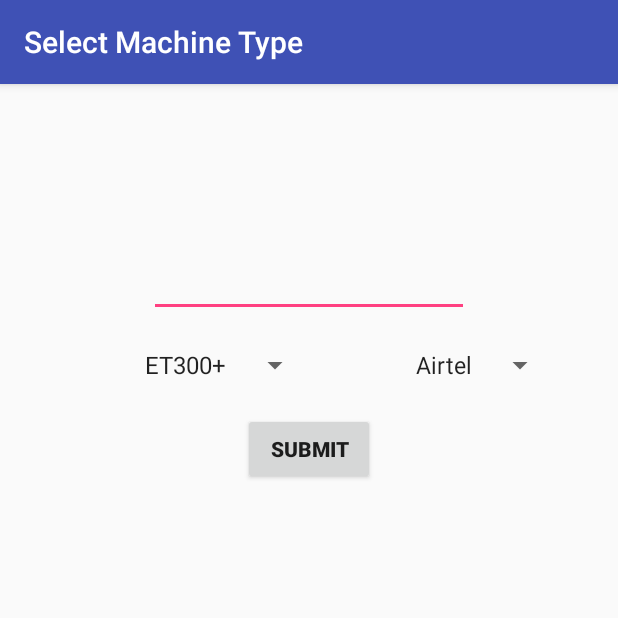
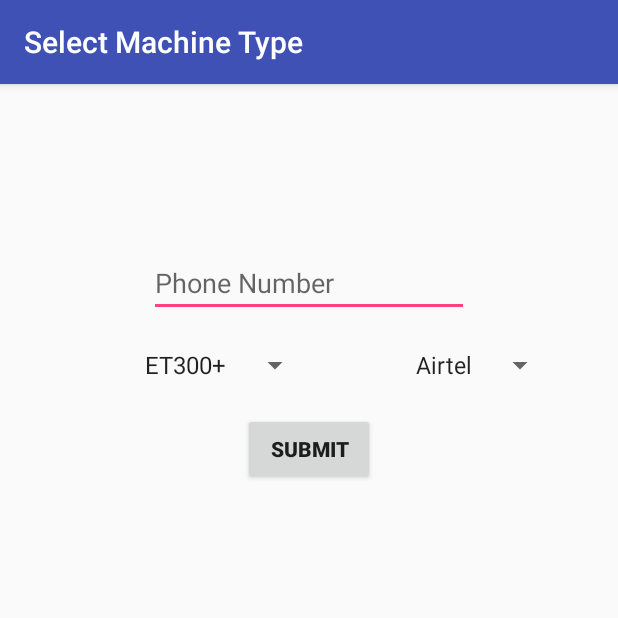
Before and after one commit to prateekgupta22195/configurator, an Android app: the EnterDeviceInfo screen opened directly, with no data from a screen before it, on a phone screen of 412 x 824 dp, the top half of it. Run offline under Robolectric (Android 15) with nearby library versions, the phone set to English and light mode, and no system bars; our stand-ins replace ButterKnife.

Commit message:
Added following devices:

```diff
--- a/app/src/main/java/com/loconav/configurator/MessagesList.java
+++ b/app/src/main/java/com/loconav/configurator/MessagesList.java
@@ -17,6 +17,8 @@ import java.util.Map;
 
 public class MessagesList {
     private String simType = "Airtel";
+    private String password = "6666";
+
     public List<String> simList = new ArrayList<String>(){{
         add("Airtel");
         add("Vodafone");
@@ -61,8 +63,12 @@ public class MessagesList {
         add("Zenda ZDVT2");
         add("Ruptela");
         add("Time Watch");
+        add("GT02 Password");
+        add("WeTrack Password");
+        add("WeTrack Bike");
+        add("GT02");
+        add("G200 Portable");
     }};
-
 
 
 
@@ -86,7 +92,112 @@ public class MessagesList {
     private Map<Integer, String> zendaMessages;
     private Map<Integer, String> ruptelaMessages;
     private Map<Integer, String> timeWatchMessages;
+    private Map<Integer, String> GT02PasswordMessages;
+    private Map<Integer, String> WeTrackPasswordMessages;
+    private Map<Integer, String> WeTrackBikeMessages;
+    private Map<Integer, String> GT02Messages;
+    private Map<Integer, String> G200PortableMessages;
 
+
+
+
+
+    public Map<Integer, String> getGT02Messages() {
+        return GT02Messages;
+    }
+
+    public void setGT02Messages() {
+        Map<Integer, String > temp = new HashMap<>();
+        temp.put(0, "Server,666666,0,52.38.44.16,5042,0#");
+        temp.put(1, "(ok)(.*)");
+        temp.put(2, "Apn,666666," + apnMessages.get(simType) + "#");
+        temp.put(3, "(ok)(.*)");
+        temp.put(4, "Timer,666666,5,60#");
+        temp.put(5, "(ok)(.*)");
+        temp.put(6, "Sends,666666,0#");
+        temp.put(7, "(ok)(.*)");
+        this.GT02Messages = temp;
+
+    }
+
+
+    public Map<Integer, String> getG200PortableMessages() {
+        return G200PortableMessages;
+    }
+
+    public void setG200PortableMessages() {
+        Map<Integer, String > temp = new HashMap<>();
+        temp.put(0, "Apn123456 " + apnMessages.get(simType) + "#");
+        temp.put(1, "APN,CONFIG OK");
+        temp.put(2, "Adminip123456 52.38.44.16 5045");
+        temp.put(3, "ADMINIP,CONFIG OK");
+        temp.put(4, "itv123456 300");
+        this.G200PortableMessages = temp;
+    }
+
+
+    public Map<Integer, String> getWeTrackBikeMessages() {
+        return WeTrackBikeMessages;
+    }
+
+    public void setWeTrackBikeMessages() {
+        Map<Integer, String > temp = new HashMap<>();
+        temp.put(0, "Server#");
+        temp.put(1, "SERVER,1,cc59e31b75.loconav.com,5023,0");
+        temp.put(2, "Apn," + apnMessages.get(simType) + "#");
+        temp.put(3, "(ok)(.*)");
+        temp.put(4, "GMT,E,0,0#");
+        temp.put(5, "(ok)(.*)");
+        temp.put(6, "Timer,5,60#");
+        temp.put(7, "(ok)(.*)");
+        temp.put(8, "Sends,0#");
+        temp.put(9, "(ok)(.*)");
+        temp.put(10, "Gpsdup,on#");
+        temp.put(11, "(ok)(.*)");
+        temp.put(12, "Exbatcut,on,0,120,125,10#");
+        temp.put(13, "(ok)(.*)");
+        this.WeTrackBikeMessages = temp;
+    }
+
+
+    public Map<Integer, String> getWeTrackPasswordMessages() {
+        return WeTrackPasswordMessages;
+    }
+
+    public void setWeTrackPasswordMessages() {
+        Map<Integer, String > temp = new HashMap<>();
+        temp.put(0, "Server," + password + ",0,52.38.44.16,5032,0#");
+        temp.put(1, "(ok)(.*)");
+        temp.put(2, "Apn," + password + "," + apnMessages.get(simType) + "#");
+        temp.put(3, "(ok)(.*)");
+        temp.put(4, "GMT," + password + ",E,0,0#");
+        temp.put(5, "(ok)(.*)");
+        temp.put(6, "Timer," + password + ",5,60#");
+        temp.put(7, "(ok)(.*)");
+        temp.put(8, "Sends," + password + ",0#");
+        temp.put(9, "(ok)(.*)");
+        temp.put(10, "Gpsdup," + password + ",on#");
+        temp.put(11, "(ok)(.*)");
+        temp.put(12, "Exbatcut,"+ password + ",on,0,080,085,10#");
+        this.WeTrackPasswordMessages = temp;
+    }
+
+    public Map<Integer, String> getGT02PasswordMessages() {
+        return GT02PasswordMessages;
+    }
+
+    public void setGT02PasswordMessages() {
+        Map<Integer, String > temp = new HashMap<>();
+        temp.put(0, "Server," + password + ",0,52.38.44.16,5042,0#");
+        temp.put(1, "(ok)(.*)");
+        temp.put(2, "Apn," + password + "," + apnMessages.get(simType) + "#");
+        temp.put(3, "(ok)(.*)");
+        temp.put(4, "Timer," + password + ",5,60#");
+        temp.put(5, "(ok)(.*)");
+        temp.put(6, "Sends," + password + ",0#");
+        temp.put(7, "(ok)(.*)");
+        this.GT02PasswordMessages = temp;
+    }
 
 
     public Map<Integer, String> getTimeWatchMessages() {
@@ -111,7 +222,7 @@ public class MessagesList {
 
     public void setRuptelaMessages() {
         Map<Integer, String > temp = new HashMap<>();
-        temp.put(0, "Setconnection "+ apnMessages.get(simType) + ",,,TCP,52.38.44.16,5039");
+        temp.put(0, " Setconnection "+ apnMessages.get(simType) + ",,,TCP,52.38.44.16,5039");
         temp.put(1, "Set connection data ok");
         this.ruptelaMessages = temp;
     }
@@ -378,7 +489,7 @@ public class MessagesList {
 
     public void setWETRACK2Messages() {
         Map<Integer, String > temp = new HashMap<>();
-        temp.put(0, "APN,"+apnMessages.get(simType)+"#");
+        temp.put(0, "APN,"+ apnMessages.get(simType)+"#");
         temp.put(1, "(ok)(.*)");
         temp.put(2, "SERVER,0,52.38.44.16,5032,0#");
         temp.put(3, "OK");
@@ -425,6 +536,11 @@ public class MessagesList {
         temp.put(machineList.get(16), getZendaMessages());
         temp.put(machineList.get(17), getRuptelaMessages());
         temp.put(machineList.get(18), getTimeWatchMessages());
+        temp.put(machineList.get(19), getGT02PasswordMessages());
+        temp.put(machineList.get(20), getWeTrackPasswordMessages());
+        temp.put(machineList.get(21), getWeTrackBikeMessages());
+        temp.put(machineList.get(22), getGT02Messages());
+        temp.put(machineList.get(23), getG200PortableMessages());
         this.machineMessages = temp;
     }
 
@@ -453,6 +569,11 @@ public class MessagesList {
         setZendaMessages();
         setRuptelaMessages();
         setTimeWatchMessages();
+        setGT02PasswordMessages();
+        setWeTrackPasswordMessages();
+        setWeTrackBikeMessages();
+        setGT02Messages();
+        setG200PortableMessages();
         setMachineMessages();
     }
 
@@ -500,5 +621,11 @@ public class MessagesList {
         return simType;
     }
 
+    public String getPassword() {
+        return password;
+    }
 
+    public void setPassword(String password) {
+        this.password = password;
+    }
 }
--- a/app/src/main/java/com/loconav/configurator/SmsReceiver.java
+++ b/app/src/main/java/com/loconav/configurator/SmsReceiver.java
@@ -44,6 +44,7 @@ public class SmsReceiver extends BroadcastReceiver {
                     String deviceType = device.getDevice_type();
                     int status = device.getSuccess_count();
                     messagesList.setSimType(device.getSimType());
+                    messagesList.setPassword(device.getPassword());
                     machineMessages = messagesList.getMachineMessages();
                     if(status == -1) {
                         retrieveAndSetDeviceID(message, device);
--- a/app/src/main/java/com/loconav/configurator/db/DBHelper.java
+++ b/app/src/main/java/com/loconav/configurator/db/DBHelper.java
@@ -10,7 +10,7 @@ import com.loconav.configurator.app.AppController;
  */
 
 public abstract class DBHelper extends SQLiteOpenHelper {
-    private static final Integer DB_VERSION = 4;
+    private static final Integer DB_VERSION = 5;
     private static final String DB_NAME = "db_confi";
 
     public DBHelper() {
--- a/app/src/main/res/layout/activity_enter_device_info.xml
+++ b/app/src/main/res/layout/activity_enter_device_info.xml
@@ -8,6 +8,19 @@
     tools:context=".activity.EnterDeviceInfo">
 
     <EditText
+        android:id="@+id/et_password"
+        android:layout_width="wrap_content"
+        android:layout_height="wrap_content"
+        android:layout_margin="10dp"
+        android:ems="10"
+        android:visibility="gone"
+        android:hint="Password"
+        android:inputType="phone"
+        android:focusable="true"
+        android:focusableInTouchMode="true"
+        tools:ignore="HardcodedText" />
+
+    <EditText
         android:id="@+id/et_device_number"
         android:layout_width="wrap_content"
         android:layout_height="wrap_content"
@@ -15,8 +28,10 @@
         android:ems="10"
         android:inputType="phone"
         android:focusable="true"
+        android:hint="Phone Number"
         android:focusableInTouchMode="true"
         tools:ignore="HardcodedText" />
+
     <LinearLayout
         android:layout_width="wrap_content"
         android:layout_height="wrap_content"
--- a/build.gradle
+++ b/build.gradle
@@ -3,6 +3,7 @@
 buildscript {
     repositories {
         jcenter()
+        google()
     }
     dependencies {
         classpath 'com.android.tools.build:gradle:3.0.1'
@@ -15,6 +16,7 @@ buildscript {
 allprojects {
     repositories {
         jcenter()
+        google()
     }
 }
 
```
Also changed, not shown: app/src/main/java/com/loconav/configurator/DeviceListAdapter.java (+10 -1 lines), app/src/main/java/com/loconav/configurator/activity/EnterDeviceInfo.java (+10 -1 lines), app/src/main/java/com/loconav/configurator/db/DeviceHelper.java (+14 -5 lines), app/src/main/java/com/loconav/configurator/model/Device.java (+11 -1 lines).
